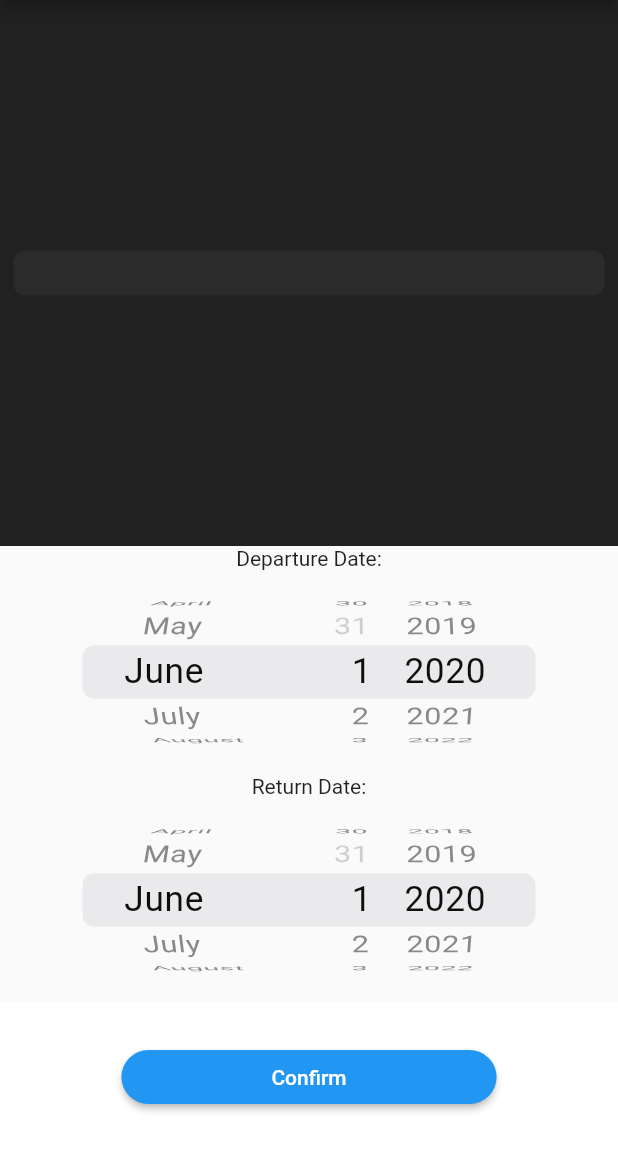
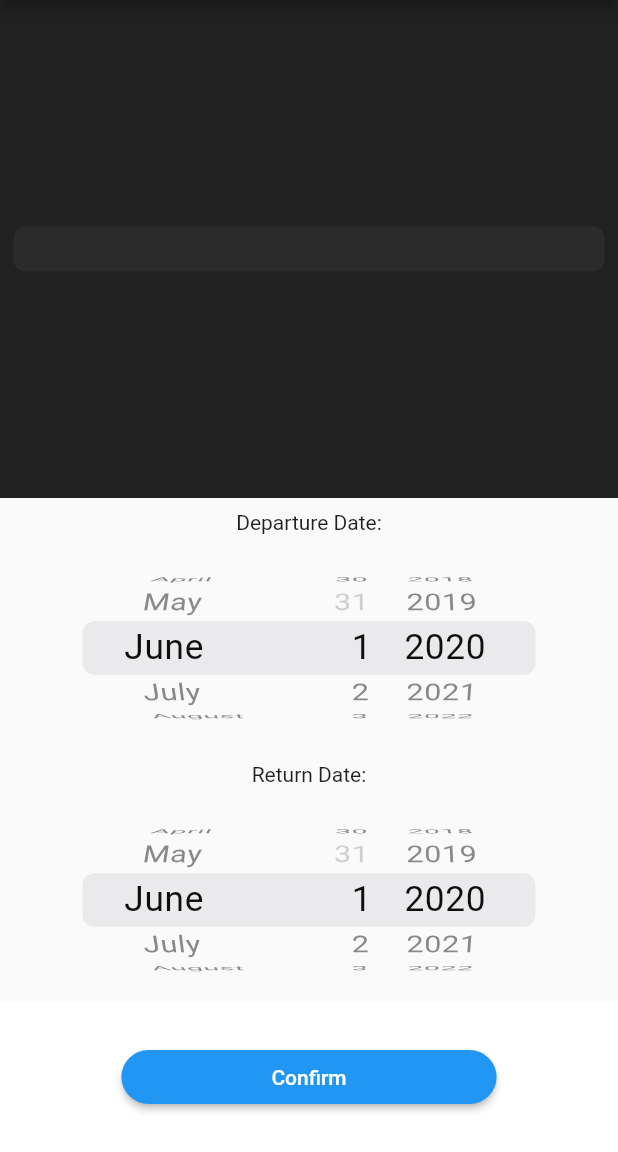
Before and after one commit to nguytha4/Flutter-TripReady-App, a Flutter app: the NewDestinationEntryScreen screen opened by its route, on a phone screen of 412 x 824 dp, the part 84-1236 px from its top. Run offline on Flutter 3.47's test engine with Material 2 defaults, Android fonts, the phone set to English and light mode, and no system bars; our stand-ins replace cached_network_image, cloud_firestore, firebase_auth, firebase_storage, flutter_rating_bar, flutter_speed_dial and 2 more; accounts and stored records are empty.

Commit message:
added padding

```diff
--- a/lib/screens/new_destination_entry_screen.dart
+++ b/lib/screens/new_destination_entry_screen.dart
@@ -69,7 +69,10 @@ class _NewDestinationEntryScreenState extends State<NewDestinationEntryScreen> {
                       )),
                     ),
                   ),
-                  Text('Departure Date:'),
+                  Padding(
+                    padding: const EdgeInsets.all(8.0),
+                    child: Text('Departure Date:'),
+                  ),
                   Container(
                     child: buildDatePicker((dateTime) {
                       setState(() {
@@ -77,7 +80,10 @@ class _NewDestinationEntryScreenState extends State<NewDestinationEntryScreen> {
                       });
                     }),
                   ),
-                  Text('Return Date:'),
+                  Padding(
+                    padding: const EdgeInsets.all(8.0),
+                    child: Text('Return Date:'),
+                  ),
                   Container(
                     child: buildDatePicker((dateTime) {
                       setState(() {
```
